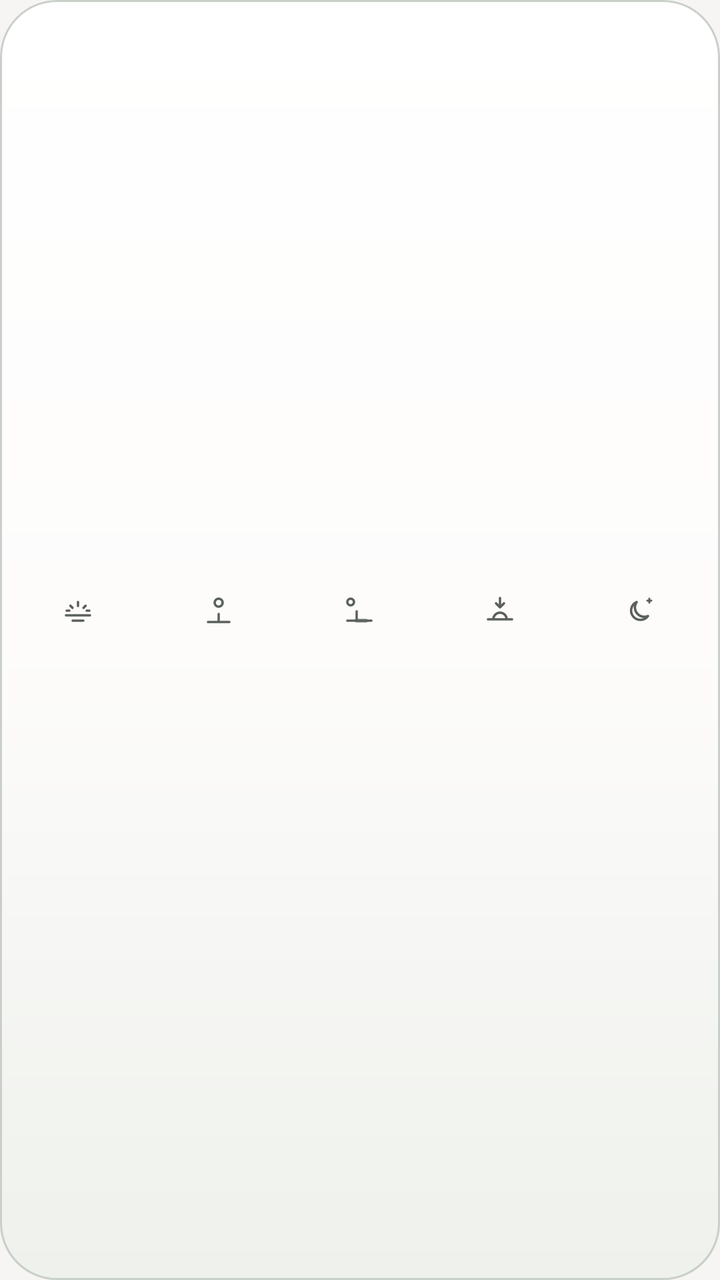
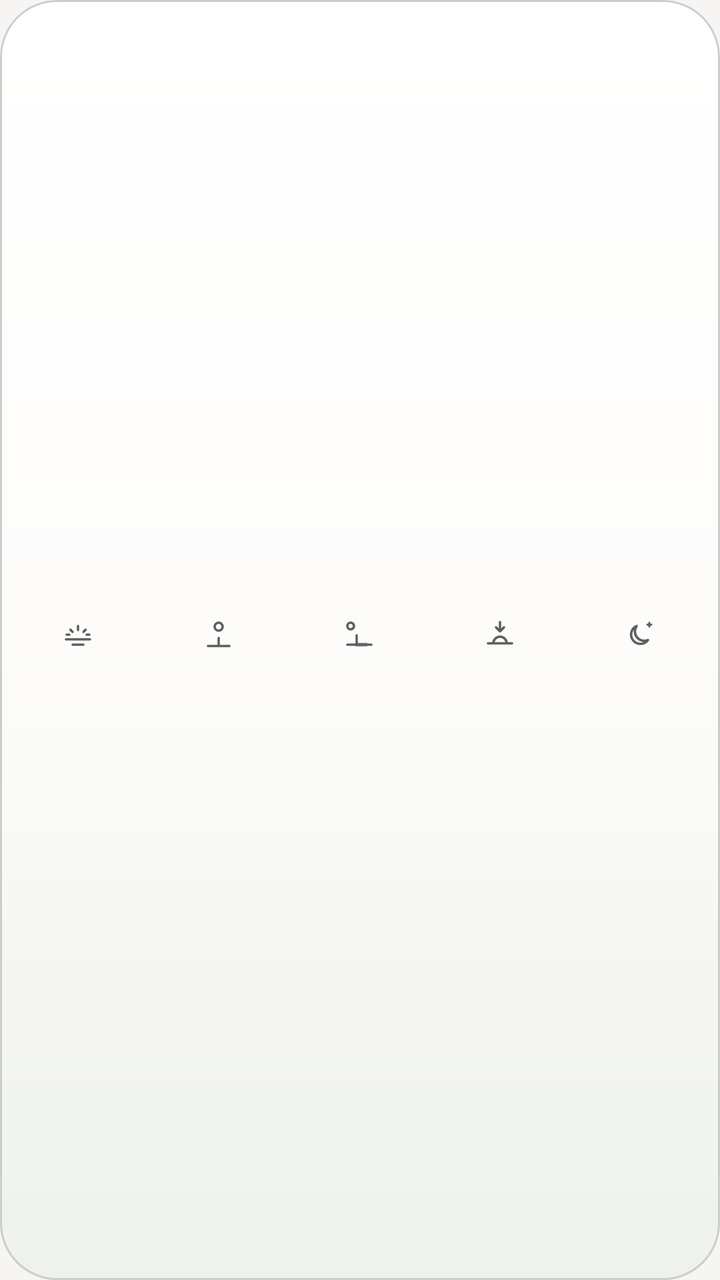

Before-and-after screenshots of an Android layout around one commit, followed by the original layout XML and the change that was made.
<!-- AndroidManifest.xml: application theme Theme.SajdaTime -->
<!-- res/layout/widget_strip.xml -->
<?xml version="1.0" encoding="utf-8"?>
<LinearLayout
    xmlns:android="http://schemas.android.com/apk/res/android"
    xmlns:tools="http://schemas.android.com/tools"
    android:id="@+id/widget_root"
    android:layout_width="match_parent"
    android:layout_height="match_parent"
    android:background="@drawable/widget_background"
    android:gravity="center_vertical"
    android:orientation="vertical"
    android:paddingStart="4dp"
    android:paddingTop="4dp"
    android:paddingEnd="4dp"
    android:paddingBottom="4dp"
    tools:ignore="UnusedAttribute">
    <LinearLayout
        android:id="@+id/widget_strip_next"
        android:layout_width="match_parent"
        android:layout_height="wrap_content"
        android:layout_marginBottom="16dp"
        android:gravity="center"
        android:orientation="horizontal"
        android:visibility="gone">
        <ImageView
            android:id="@+id/widget_glyph"
            android:layout_width="20dp"
            android:layout_height="20dp"
            android:importantForAccessibility="no"
            android:src="@drawable/widget_glyph_fajr"
            android:tint="@color/widget_on_surface_variant" />
        <TextView
            android:id="@+id/widget_name"
            android:layout_width="wrap_content"
            android:layout_height="wrap_content"
            android:layout_marginStart="6dp"
            android:importantForAccessibility="no"
            android:maxLines="1"
            android:textAlignment="viewStart"
            android:textColor="@color/widget_on_surface"
            android:textSize="14sp"
            android:textStyle="bold" />
        <TextView
            android:id="@+id/widget_time"
            android:layout_width="wrap_content"
            android:layout_height="wrap_content"
            android:layout_marginStart="6dp"
            android:fontFeatureSettings="tnum"
            android:importantForAccessibility="no"
            android:maxLines="1"
            android:textAlignment="viewStart"
            android:textColor="@color/widget_on_surface"
            android:textSize="14sp" />
        <TextView
            android:id="@+id/widget_sublabel"
            android:layout_width="wrap_content"
            android:layout_height="wrap_content"
            android:layout_marginStart="6dp"
            android:importantForAccessibility="no"
            android:maxLines="1"
            android:textAlignment="viewStart"
            android:textColor="@color/widget_on_surface_variant"
            android:textSize="12sp"
            android:visibility="gone" />
    </LinearLayout>
    <LinearLayout
        android:id="@+id/widget_strip_row"
        android:layout_width="match_parent"
        android:layout_height="wrap_content"
        android:gravity="center_vertical"
        android:orientation="horizontal">

        <LinearLayout
            android:id="@+id/widget_row_fajr"
            android:layout_width="0dp"
            android:layout_height="wrap_content"
            android:layout_marginStart="0dp"
            android:layout_marginEnd="0dp"
            android:layout_weight="1"
            android:background="@drawable/widget_row_plain"
            android:gravity="center"
            android:orientation="vertical"
            android:paddingStart="2dp"
            android:paddingTop="2dp"
            android:paddingEnd="2dp"
            android:paddingBottom="2dp">
            <ImageView
                android:id="@+id/widget_glyph_fajr"
                android:layout_width="16dp"
                android:layout_height="16dp"
                android:layout_marginBottom="2dp"
                android:importantForAccessibility="no"
                android:src="@drawable/widget_glyph_fajr"
                android:tint="@color/widget_on_surface_variant" />
            <TextView
                android:id="@+id/widget_name_fajr"
                android:layout_width="match_parent"
                android:layout_height="wrap_content"
                android:importantForAccessibility="no"
                android:includeFontPadding="false"
                android:ellipsize="end"
                android:maxLines="1"
                android:textAlignment="center"
                android:textColor="@color/widget_on_surface"
                android:textSize="12sp" />
            
            <TextView
                android:id="@+id/widget_time_fajr"
                android:layout_width="match_parent"
                android:layout_height="wrap_content"
                android:fontFeatureSettings="tnum"
                android:importantForAccessibility="no"
                android:includeFontPadding="false"
                android:ellipsize="end"
                android:maxLines="1"
                android:textAlignment="center"
                android:textColor="@color/widget_on_surface"
                android:textSize="12sp" />
        </LinearLayout>
        <LinearLayout
            android:id="@+id/widget_row_dhuhr"
            android:layout_width="0dp"
            android:layout_height="wrap_content"
            android:layout_marginStart="0dp"
            android:layout_marginEnd="0dp"
            android:layout_weight="1"
            android:background="@drawable/widget_row_plain"
            android:gravity="center"
            android:orientation="vertical"
            android:paddingStart="2dp"
            android:paddingTop="2dp"
            android:paddingEnd="2dp"
            android:paddingBottom="2dp">
            <ImageView
                android:id="@+id/widget_glyph_dhuhr"
                android:layout_width="16dp"
                android:layout_height="16dp"
                android:layout_marginBottom="2dp"
                android:importantForAccessibility="no"
                android:src="@drawable/widget_glyph_dhuhr"
                android:tint="@color/widget_on_surface_variant" />
            <TextView
                android:id="@+id/widget_name_dhuhr"
                android:layout_width="match_parent"
                android:layout_height="wrap_content"
                android:importantForAccessibility="no"
                android:includeFontPadding="false"
                android:ellipsize="end"
                android:maxLines="1"
                android:textAlignment="center"
                android:textColor="@color/widget_on_surface"
                android:textSize="12sp" />
            <TextView
                android:id="@+id/widget_time_dhuhr"
                android:layout_width="match_parent"
                android:layout_height="wrap_content"
                android:fontFeatureSettings="tnum"
                android:importantForAccessibility="no"
                android:includeFontPadding="false"
                android:ellipsize="end"
                android:maxLines="1"
                android:textAlignment="center"
                android:textColor="@color/widget_on_surface"
                android:textSize="12sp" />
        </LinearLayout>
        <LinearLayout
            android:id="@+id/widget_row_asr"
            android:layout_width="0dp"
            android:layout_height="wrap_content"
            android:layout_marginStart="0dp"
            android:layout_marginEnd="0dp"
            android:layout_weight="1"
            android:background="@drawable/widget_row_plain"
            android:gravity="center"
            android:orientation="vertical"
            android:paddingStart="2dp"
            android:paddingTop="2dp"
            android:paddingEnd="2dp"
            android:paddingBottom="2dp">
            <ImageView
                android:id="@+id/widget_glyph_asr"
                android:layout_width="16dp"
                android:layout_height="16dp"
                android:layout_marginBottom="2dp"
                android:importantForAccessibility="no"
                android:src="@drawable/widget_glyph_asr"
                android:tint="@color/widget_on_surface_variant" />
            <TextView
                android:id="@+id/widget_name_asr"
                android:layout_width="match_parent"
                android:layout_height="wrap_content"
                android:importantForAccessibility="no"
                android:includeFontPadding="false"
                android:ellipsize="end"
                android:maxLines="1"
                android:textAlignment="center"
                android:textColor="@color/widget_on_surface"
                android:textSize="12sp" />
            <TextView
                android:id="@+id/widget_time_asr"
                android:layout_width="match_parent"
                android:layout_height="wrap_content"
                android:fontFeatureSettings="tnum"
                android:importantForAccessibility="no"
                android:includeFontPadding="false"
                android:ellipsize="end"
                android:maxLines="1"
                android:textAlignment="center"
                android:textColor="@color/widget_on_surface"
                android:textSize="12sp" />
        </LinearLayout>
        <LinearLayout
            android:id="@+id/widget_row_maghrib"
            android:layout_width="0dp"
            android:layout_height="wrap_content"
            android:layout_marginStart="0dp"
            android:layout_marginEnd="0dp"
            android:layout_weight="1"
            android:background="@drawable/widget_row_plain"
            android:gravity="center"
            android:orientation="vertical"
            android:paddingStart="2dp"
            android:paddingTop="2dp"
            android:paddingEnd="2dp"
            android:paddingBottom="2dp">
            <ImageView
                android:id="@+id/widget_glyph_maghrib"
                android:layout_width="16dp"
                android:layout_height="16dp"
                android:layout_marginBottom="2dp"
                android:importantForAccessibility="no"
                android:src="@drawable/widget_glyph_maghrib"
                android:tint="@color/widget_on_surface_variant" />
            <TextView
                android:id="@+id/widget_name_maghrib"
                android:layout_width="match_parent"
                android:layout_height="wrap_content"
                android:importantForAccessibility="no"
                android:includeFontPadding="false"
                android:ellipsize="end"
                android:maxLines="1"
                android:textAlignment="center"
                android:textColor="@color/widget_on_surface"
                android:textSize="12sp" />
            <TextView
                android:id="@+id/widget_time_maghrib"
                android:layout_width="match_parent"
                android:layout_height="wrap_content"
                android:fontFeatureSettings="tnum"
                android:importantForAccessibility="no"
                android:includeFontPadding="false"
                android:ellipsize="end"
                android:maxLines="1"
                android:textAlignment="center"
                android:textColor="@color/widget_on_surface"
                android:textSize="12sp" />
        </LinearLayout>
        <LinearLayout
            android:id="@+id/widget_row_isha"
            android:layout_width="0dp"
            android:layout_height="wrap_content"
            android:layout_marginStart="0dp"
            android:layout_marginEnd="0dp"
            android:layout_weight="1"
            android:background="@drawable/widget_row_plain"
            android:gravity="center"
            android:orientation="vertical"
            android:paddingStart="2dp"
            android:paddingTop="2dp"
            android:paddingEnd="2dp"
            android:paddingBottom="2dp">
            <ImageView
                android:id="@+id/widget_glyph_isha"
                android:layout_width="16dp"
                android:layout_height="16dp"
                android:layout_marginBottom="2dp"
                android:importantForAccessibility="no"
                android:src="@drawable/widget_glyph_isha"
                android:tint="@color/widget_on_surface_variant" />
            <TextView
                android:id="@+id/widget_name_isha"
                android:layout_width="match_parent"
                android:layout_height="wrap_content"
                android:importantForAccessibility="no"
                android:includeFontPadding="false"
                android:ellipsize="end"
                android:maxLines="1"
                android:textAlignment="center"
                android:textColor="@color/widget_on_surface"
                android:textSize="12sp" />
            <TextView
                android:id="@+id/widget_time_isha"
                android:layout_width="match_parent"
                android:layout_height="wrap_content"
                android:fontFeatureSettings="tnum"
                android:importantForAccessibility="no"
                android:includeFontPadding="false"
                android:ellipsize="end"
                android:maxLines="1"
                android:textAlignment="center"
                android:textColor="@color/widget_on_surface"
                android:textSize="12sp" />
        </LinearLayout>
        <TextView
            android:id="@+id/widget_message"
            android:layout_width="0dp"
            android:layout_height="wrap_content"
            android:layout_weight="1"
            android:importantForAccessibility="no"
            android:maxLines="2"
            android:paddingStart="8dp"
            android:paddingEnd="8dp"
            android:textAlignment="viewStart"
            android:textColor="@color/widget_on_surface"
            android:textSize="14sp"
            android:visibility="gone" />
        <LinearLayout
            android:id="@+id/widget_place_chip"
            android:layout_width="wrap_content"
            android:layout_height="wrap_content"
            android:layout_marginStart="2dp"
            android:background="@drawable/widget_chip"
            android:gravity="center_vertical"
            android:importantForAccessibility="yes"
            android:minHeight="24dp"
            android:orientation="horizontal"
            android:paddingStart="7dp"
            android:paddingTop="3dp"
            android:paddingEnd="8dp"
            android:paddingBottom="3dp"
            android:visibility="gone">
            <ImageView
                android:id="@+id/widget_place_pin"
                android:layout_width="12dp"
                android:layout_height="12dp"
                android:importantForAccessibility="no"
                android:src="@drawable/widget_icon_pin"
                android:tint="@color/widget_primary" />
            <TextView
                android:id="@+id/widget_place"
                android:layout_width="wrap_content"
                android:layout_height="wrap_content"
                android:layout_marginStart="4dp"
                android:maxWidth="56dp"
                android:ellipsize="end"
                android:importantForAccessibility="no"
                android:maxLines="1"
                android:textAlignment="viewStart"
                android:textColor="@color/widget_primary"
                android:textSize="12sp"
                android:textStyle="bold" />
            <ImageView
                android:id="@+id/widget_place_update"
                android:layout_width="11dp"
                android:layout_height="11dp"
                android:layout_marginStart="5dp"
                android:importantForAccessibility="no"
                android:src="@drawable/widget_icon_update"
                android:tint="@color/widget_primary" />
        </LinearLayout>
    </LinearLayout>
</LinearLayout>
<!-- resources referenced by this layout -->
<resources>
  <color name="widget_on_surface">#1B211E</color>
  <color name="widget_on_surface_variant">#5A605C</color>
  <color name="widget_primary">#0B5A43</color>
  <!-- drawable widget_chip (drawable) -->
  <?xml version="1.0" encoding="utf-8"?>
  <shape xmlns:android="http://schemas.android.com/apk/res/android" android:shape="rectangle">
      <solid android:color="@color/widget_highlight" />
      <corners android:radius="100dp" />
  </shape>
  <!-- drawable widget_icon_pin (drawable) -->
  <?xml version="1.0" encoding="utf-8"?>
  <vector xmlns:android="http://schemas.android.com/apk/res/android"
      android:width="24dp"
      android:height="24dp"
      android:viewportWidth="24"
      android:viewportHeight="24">
      <path
          android:fillColor="#FFFFFFFF"
          android:pathData="M12,2C8.1,2 5,5.1 5,9c0,5.2 7,13 7,13s7,-7.8 7,-13c0,-3.9 -3.1,-7 -7,-7zM12,11.5a2.5,2.5 0,1 1,0 -5a2.5,2.5 0,0 1,0 5z" />
  </vector>
  <!-- drawable widget_icon_update (drawable) -->
  <?xml version="1.0" encoding="utf-8"?>
  <vector xmlns:android="http://schemas.android.com/apk/res/android"
      android:width="24dp"
      android:height="24dp"
      android:viewportWidth="24"
      android:viewportHeight="24">
      <path
          android:pathData="M20,12A8,8 0,1 1,17.3 6M20,4V9H15"
          android:strokeWidth="2.4"
          android:strokeColor="#FFFFFFFF"
          android:strokeLineCap="round"
          android:strokeLineJoin="round" />
  </vector>
  <!-- drawable widget_row_plain (drawable) -->
  <?xml version="1.0" encoding="utf-8"?>
  <shape xmlns:android="http://schemas.android.com/apk/res/android" android:shape="rectangle">
      <solid android:color="@android:color/transparent" />
  </shape>
  <style name="Theme.SajdaTime" parent="android:Theme.Material.Light.NoActionBar">
          <item name="android:statusBarColor">@android:color/transparent</item>
          <item name="android:navigationBarColor">@android:color/transparent</item>
          <item name="android:windowBackground">@color/window_background</item>
      </style>
  <color name="widget_surface">#FDFCFB</color>
  <color name="widget_surface_bottom">#EEF1EC</color>
  <color name="widget_surface_top">#FFFFFF</color>
  <dimen name="widget_corner_radius">16dp</dimen>
  <color name="widget_sheen">#00FFFFFF</color>
  <color name="widget_edge">#FFC9CFC9</color>
  <color name="widget_highlight">#D7EAE0</color>
  <color name="window_background">#F7F5F3</color>
  <!-- unchanged entries left out for length: 6 -->
</resources>

<!-- the commit's change to res/layout/widget_strip.xml (unified diff, before → after) -->
@@ -83,25 +83,35 @@
             android:paddingTop="2dp"
             android:paddingEnd="2dp"
             android:paddingBottom="2dp">
+            <TextView
+                android:id="@+id/widget_name_fajr"
+                android:layout_width="match_parent"
+                android:layout_height="wrap_content"
+                android:layout_marginBottom="3dp"
+                android:importantForAccessibility="no"
+                android:includeFontPadding="false"
+                android:ellipsize="end"
+                android:maxLines="1"
+                android:textAlignment="center"
+                android:textColor="@color/widget_on_surface"
+                android:textSize="12sp" />
             <ImageView
                 android:id="@+id/widget_glyph_fajr"
-                android:layout_width="16dp"
-                android:layout_height="16dp"
-                android:layout_marginBottom="2dp"
+                android:layout_width="20dp"
+                android:layout_height="20dp"
+                android:padding="2dp"
+                android:layout_marginBottom="3dp"
                 android:importantForAccessibility="no"
                 android:src="@drawable/widget_glyph_fajr"
                 android:tint="@color/widget_on_surface_variant" />
-            <TextView
-                android:id="@+id/widget_name_fajr"
-                android:layout_width="match_parent"
-                android:layout_height="wrap_content"
-                android:importantForAccessibility="no"
-                android:includeFontPadding="false"
-                android:ellipsize="end"
-                android:maxLines="1"
-                android:textAlignment="center"
-                android:textColor="@color/widget_on_surface"
-                android:textSize="12sp" />
+            <ImageView
+                android:id="@+id/widget_logo_fajr"
+                android:layout_width="20dp"
+                android:layout_height="20dp"
+                android:layout_marginBottom="3dp"
+                android:importantForAccessibility="no"
+                android:src="@drawable/widget_mark"
+                android:visibility="gone" />
             
             <TextView
                 android:id="@+id/widget_time_fajr"
@@ -115,6 +125,14 @@
                 android:textAlignment="center"
                 android:textColor="@color/widget_on_surface"
                 android:textSize="12sp" />
+            <ImageView
+                android:id="@+id/widget_bar_fajr"
+                android:layout_width="28dp"
+                android:layout_height="3dp"
+                android:layout_marginTop="3dp"
+                android:importantForAccessibility="no"
+                android:src="@drawable/widget_underline"
+                android:visibility="invisible" />
         </LinearLayout>
         <LinearLayout
             android:id="@+id/widget_row_dhuhr"
@@ -130,25 +148,35 @@
             android:paddingTop="2dp"
             android:paddingEnd="2dp"
             android:paddingBottom="2dp">
+            <TextView
+                android:id="@+id/widget_name_dhuhr"
+                android:layout_width="match_parent"
+                android:layout_height="wrap_content"
+                android:layout_marginBottom="3dp"
+                android:importantForAccessibility="no"
+                android:includeFontPadding="false"
+                android:ellipsize="end"
+                android:maxLines="1"
+                android:textAlignment="center"
+                android:textColor="@color/widget_on_surface"
+                android:textSize="12sp" />
             <ImageView
                 android:id="@+id/widget_glyph_dhuhr"
-                android:layout_width="16dp"
-                android:layout_height="16dp"
-                android:layout_marginBottom="2dp"
+                android:layout_width="20dp"
+                android:layout_height="20dp"
+                android:padding="2dp"
+                android:layout_marginBottom="3dp"
                 android:importantForAccessibility="no"
                 android:src="@drawable/widget_glyph_dhuhr"
                 android:tint="@color/widget_on_surface_variant" />
-            <TextView
-                android:id="@+id/widget_name_dhuhr"
-                android:layout_width="match_parent"
-                android:layout_height="wrap_content"
-                android:importantForAccessibility="no"
-                android:includeFontPadding="false"
-                android:ellipsize="end"
-                android:maxLines="1"
-                android:textAlignment="center"
-                android:textColor="@color/widget_on_surface"
-                android:textSize="12sp" />
+            <ImageView
+                android:id="@+id/widget_logo_dhuhr"
+                android:layout_width="20dp"
+                android:layout_height="20dp"
+                android:layout_marginBottom="3dp"
+                android:importantForAccessibility="no"
+                android:src="@drawable/widget_mark"
+                android:visibility="gone" />
             <TextView
                 android:id="@+id/widget_time_dhuhr"
                 android:layout_width="match_parent"
@@ -161,6 +189,14 @@
                 android:textAlignment="center"
                 android:textColor="@color/widget_on_surface"
                 android:textSize="12sp" />
+            <ImageView
+                android:id="@+id/widget_bar_dhuhr"
+                android:layout_width="28dp"
+                android:layout_height="3dp"
+                android:layout_marginTop="3dp"
+                android:importantForAccessibility="no"
+                android:src="@drawable/widget_underline"
+                android:visibility="invisible" />
         </LinearLayout>
         <LinearLayout
             android:id="@+id/widget_row_asr"
@@ -176,25 +212,35 @@
             android:paddingTop="2dp"
             android:paddingEnd="2dp"
             android:paddingBottom="2dp">
+            <TextView
+                android:id="@+id/widget_name_asr"
+                android:layout_width="match_parent"
+                android:layout_height="wrap_content"
+                android:layout_marginBottom="3dp"
+                android:importantForAccessibility="no"
+                android:includeFontPadding="false"
+                android:ellipsize="end"
+                android:maxLines="1"
+                android:textAlignment="center"
+                android:textColor="@color/widget_on_surface"
+                android:textSize="12sp" />
             <ImageView
                 android:id="@+id/widget_glyph_asr"
-                android:layout_width="16dp"
-                android:layout_height="16dp"
-                android:layout_marginBottom="2dp"
+                android:layout_width="20dp"
+                android:layout_height="20dp"
+                android:padding="2dp"
+                android:layout_marginBottom="3dp"
                 android:importantForAccessibility="no"
                 android:src="@drawable/widget_glyph_asr"
                 android:tint="@color/widget_on_surface_variant" />
-            <TextView
-                android:id="@+id/widget_name_asr"
-                android:layout_width="match_parent"
-                android:layout_height="wrap_content"
-                android:importantForAccessibility="no"
-                android:includeFontPadding="false"
-                android:ellipsize="end"
-                android:maxLines="1"
-                android:textAlignment="center"
-                android:textColor="@color/widget_on_surface"
-                android:textSize="12sp" />
+            <ImageView
+                android:id="@+id/widget_logo_asr"
+                android:layout_width="20dp"
+                android:layout_height="20dp"
+                android:layout_marginBottom="3dp"
+                android:importantForAccessibility="no"
+                android:src="@drawable/widget_mark"
+                android:visibility="gone" />
             <TextView
                 android:id="@+id/widget_time_asr"
                 android:layout_width="match_parent"
@@ -207,6 +253,14 @@
                 android:textAlignment="center"
                 android:textColor="@color/widget_on_surface"
                 android:textSize="12sp" />
+            <ImageView
+                android:id="@+id/widget_bar_asr"
+                android:layout_width="28dp"
+                android:layout_height="3dp"
+                android:layout_marginTop="3dp"
+                android:importantForAccessibility="no"
+                android:src="@drawable/widget_underline"
+                android:visibility="invisible" />
         </LinearLayout>
         <LinearLayout
             android:id="@+id/widget_row_maghrib"
@@ -222,25 +276,35 @@
             android:paddingTop="2dp"
             android:paddingEnd="2dp"
             android:paddingBottom="2dp">
+            <TextView
+                android:id="@+id/widget_name_maghrib"
+                android:layout_width="match_parent"
+                android:layout_height="wrap_content"
+                android:layout_marginBottom="3dp"
+                android:importantForAccessibility="no"
+                android:includeFontPadding="false"
+                android:ellipsize="end"
+                android:maxLines="1"
+                android:textAlignment="center"
+                android:textColor="@color/widget_on_surface"
+                android:textSize="12sp" />
             <ImageView
                 android:id="@+id/widget_glyph_maghrib"
-                android:layout_width="16dp"
-                android:layout_height="16dp"
-                android:layout_marginBottom="2dp"
+                android:layout_width="20dp"
+                android:layout_height="20dp"
+                android:padding="2dp"
+                android:layout_marginBottom="3dp"
                 android:importantForAccessibility="no"
                 android:src="@drawable/widget_glyph_maghrib"
                 android:tint="@color/widget_on_surface_variant" />
-            <TextView
-                android:id="@+id/widget_name_maghrib"
-                android:layout_width="match_parent"
-                android:layout_height="wrap_content"
-                android:importantForAccessibility="no"
-                android:includeFontPadding="false"
-                android:ellipsize="end"
-                android:maxLines="1"
-                android:textAlignment="center"
-                android:textColor="@color/widget_on_surface"
-                android:textSize="12sp" />
+            <ImageView
+                android:id="@+id/widget_logo_maghrib"
+                android:layout_width="20dp"
+                android:layout_height="20dp"
+                android:layout_marginBottom="3dp"
+                android:importantForAccessibility="no"
+                android:src="@drawable/widget_mark"
+                android:visibility="gone" />
             <TextView
                 android:id="@+id/widget_time_maghrib"
                 android:layout_width="match_parent"
@@ -253,6 +317,14 @@
                 android:textAlignment="center"
                 android:textColor="@color/widget_on_surface"
                 android:textSize="12sp" />
+            <ImageView
+                android:id="@+id/widget_bar_maghrib"
+                android:layout_width="28dp"
+                android:layout_height="3dp"
+                android:layout_marginTop="3dp"
+                android:importantForAccessibility="no"
+                android:src="@drawable/widget_underline"
+                android:visibility="invisible" />
         </LinearLayout>
         <LinearLayout
             android:id="@+id/widget_row_isha"
@@ -268,25 +340,35 @@
             android:paddingTop="2dp"
             android:paddingEnd="2dp"
             android:paddingBottom="2dp">
+            <TextView
+                android:id="@+id/widget_name_isha"
+                android:layout_width="match_parent"
+                android:layout_height="wrap_content"
+                android:layout_marginBottom="3dp"
+                android:importantForAccessibility="no"
+                android:includeFontPadding="false"
+                android:ellipsize="end"
+                android:maxLines="1"
+                android:textAlignment="center"
+                android:textColor="@color/widget_on_surface"
+                android:textSize="12sp" />
             <ImageView
                 android:id="@+id/widget_glyph_isha"
-                android:layout_width="16dp"
-                android:layout_height="16dp"
-                android:layout_marginBottom="2dp"
+                android:layout_width="20dp"
+                android:layout_height="20dp"
+                android:padding="2dp"
+                android:layout_marginBottom="3dp"
                 android:importantForAccessibility="no"
                 android:src="@drawable/widget_glyph_isha"
                 android:tint="@color/widget_on_surface_variant" />
-            <TextView
-                android:id="@+id/widget_name_isha"
-                android:layout_width="match_parent"
-                android:layout_height="wrap_content"
-                android:importantForAccessibility="no"
-                android:includeFontPadding="false"
-                android:ellipsize="end"
-                android:maxLines="1"
-                android:textAlignment="center"
-                android:textColor="@color/widget_on_surface"
-                android:textSize="12sp" />
+            <ImageView
+                android:id="@+id/widget_logo_isha"
+                android:layout_width="20dp"
+                android:layout_height="20dp"
+                android:layout_marginBottom="3dp"
+                android:importantForAccessibility="no"
+                android:src="@drawable/widget_mark"
+                android:visibility="gone" />
             <TextView
                 android:id="@+id/widget_time_isha"
                 android:layout_width="match_parent"
@@ -299,6 +381,14 @@
                 android:textAlignment="center"
                 android:textColor="@color/widget_on_surface"
                 android:textSize="12sp" />
+            <ImageView
+                android:id="@+id/widget_bar_isha"
+                android:layout_width="28dp"
+                android:layout_height="3dp"
+                android:layout_marginTop="3dp"
+                android:importantForAccessibility="no"
+                android:src="@drawable/widget_underline"
+                android:visibility="invisible" />
         </LinearLayout>
         <TextView
             android:id="@+id/widget_message"
<!-- resource entries referenced after the edit -->
@@ -34,10 +34,39 @@
           android:strokeLineCap="round"
           android:strokeLineJoin="round" />
   </vector>
+  <!-- drawable widget_mark (drawable) -->
+  <?xml version="1.0" encoding="utf-8"?>
+  <vector xmlns:android="http://schemas.android.com/apk/res/android"
+      android:width="32dp"
+      android:height="32dp"
+      android:viewportWidth="64"
+      android:viewportHeight="64">
+      <path
+          android:fillColor="#0E6B4F"
+          android:pathData="M16,0H48A16,16 0,0 1,64,16V48A16,16 0,0 1,48,64H16A16,16 0,0 1,0,48V16A16,16 0,0 1,16,0Z" />
+      <group
+          android:scaleX="0.64"
+          android:scaleY="0.64"
+          android:translateX="-2.56"
+          android:translateY="-2.56">
+          <path
+              android:fillColor="#F0D69A"
+              android:pathData="M54,26C44.9,31.3 39.6,40.9 39.6,52.2V82H48.6V52.2C48.6,45.1 50.5,40.1 54,37C57.5,40.1 59.4,45.1 59.4,52.2V82H68.4V52.2C68.4,40.9 63.1,31.3 54,26Z" />
+          <path
+              android:fillColor="#F0D69A"
+              android:pathData="M30,82H35.4V56.4H30V82ZM72.6,82H78V56.4H72.6V82Z" />
+      </group>
+  </vector>
   <!-- drawable widget_row_plain (drawable) -->
   <?xml version="1.0" encoding="utf-8"?>
   <shape xmlns:android="http://schemas.android.com/apk/res/android" android:shape="rectangle">
       <solid android:color="@android:color/transparent" />
+  </shape>
+  <!-- drawable widget_underline (drawable) -->
+  <?xml version="1.0" encoding="utf-8"?>
+  <shape xmlns:android="http://schemas.android.com/apk/res/android" android:shape="rectangle">
+      <solid android:color="@color/widget_primary" />
+      <corners android:radius="2dp" />
   </shape>
   <style name="Theme.SajdaTime" parent="android:Theme.Material.Light.NoActionBar">
           <item name="android:statusBarColor">@android:color/transparent</item>
